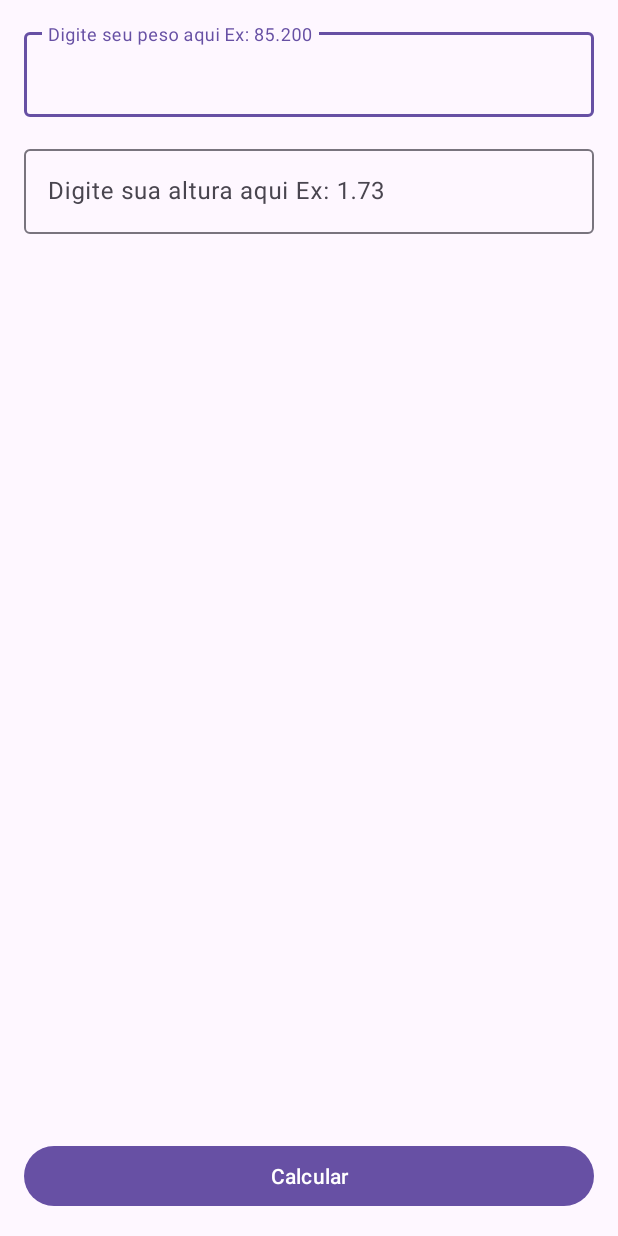
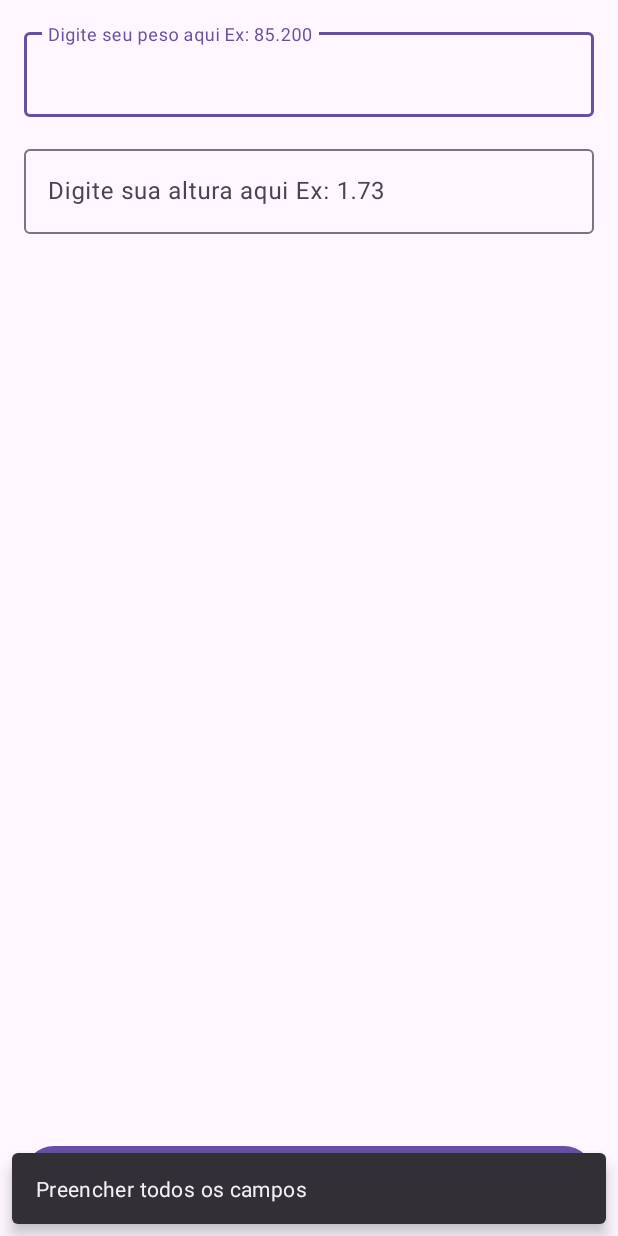
Before and after one commit to Ale557333/bmi_calculator, an Android app: the screen it shows after launch (MainActivity), after a tap on "Calcular", on a phone screen of 412 x 824 dp. Run offline under Robolectric (Android 15) with nearby library versions, the phone set to English and light mode, and no system bars.

Commit message:
Correction for missing field completion.

```diff
--- a/app/src/main/java/com/comunidadedevspace/imc/MainActivity.kt
+++ b/app/src/main/java/com/comunidadedevspace/imc/MainActivity.kt
@@ -3,6 +3,7 @@ package com.comunidadedevspace.imc
 import androidx.appcompat.app.AppCompatActivity
 import android.os.Bundle
 import android.widget.Button
+import com.google.android.material.snackbar.Snackbar
 import com.google.android.material.textfield.TextInputEditText
 
 class MainActivity : AppCompatActivity() {
@@ -13,15 +14,30 @@ class MainActivity : AppCompatActivity() {
         val edtWeight = findViewById<TextInputEditText>(R.id.edt_weight)
         val edtHeight = findViewById<TextInputEditText>(R.id.edt_height)
 
-        val btnCalculate =findViewById<Button>(R.id.btn_calculate)
+        val btnCalculate = findViewById<Button>(R.id.btn_calculate)
 
         btnCalculate.setOnClickListener {
-            val weight: Float = edtWeight.text.toString().toFloat()
-            val height: Float = edtHeight.text.toString().toFloat()
+            val weightStr: String = edtWeight.text.toString()
+            val heightStr: String = edtHeight.text.toString()
 
-            val height2 = height * height
-            val bmi = weight / height2
-            println("O resultado é " + bmi)
+            if (weightStr == "" || heightStr == "") {
+                //mostrar mensagem para usuario informando
+                Snackbar.make(
+                    edtWeight,
+                    "Preencher todos os campos",
+                    Snackbar.LENGTH_LONG
+                ).show()
+
+            } else {
+                val weight: Float = weightStr.toFloat()
+                val height: Float = heightStr.toFloat()
+
+                val height2 = height * height
+                val bmi = weight / height2
+
+                println("O resultado é " + bmi)
+            }
+
         }
     }
 }
```
